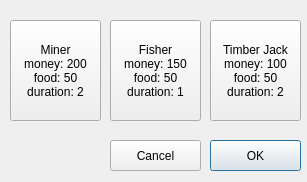
First picture: the form in Game/traindialog.ui, repository JoPuuma/ohj3_course_project_game, before the edit.
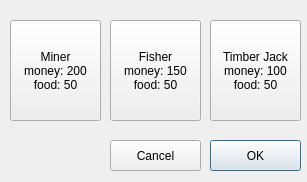
Second picture: the form after the edit.

```diff
--- a/Game/traindialog.ui
+++ b/Game/traindialog.ui
@@ -38,8 +38,7 @@
    <property name="text">
     <string>Miner
 money: 200
-food: 50
-duration: 2</string>
+food: 50</string>
    </property>
   </widget>
   <widget class="QPushButton" name="buttonFisher">
@@ -54,8 +53,7 @@
    <property name="text">
     <string>Fisher
 money: 150
-food: 50
-duration: 1</string>
+food: 50</string>
    </property>
   </widget>
   <widget class="QPushButton" name="buttonTimberJack">
@@ -70,8 +68,7 @@
    <property name="text">
     <string>Timber Jack
 money: 100
-food: 50
-duration: 2</string>
+food: 50</string>
    </property>
   </widget>
   <widget class="QPushButton" name="buttonCancel">
```
